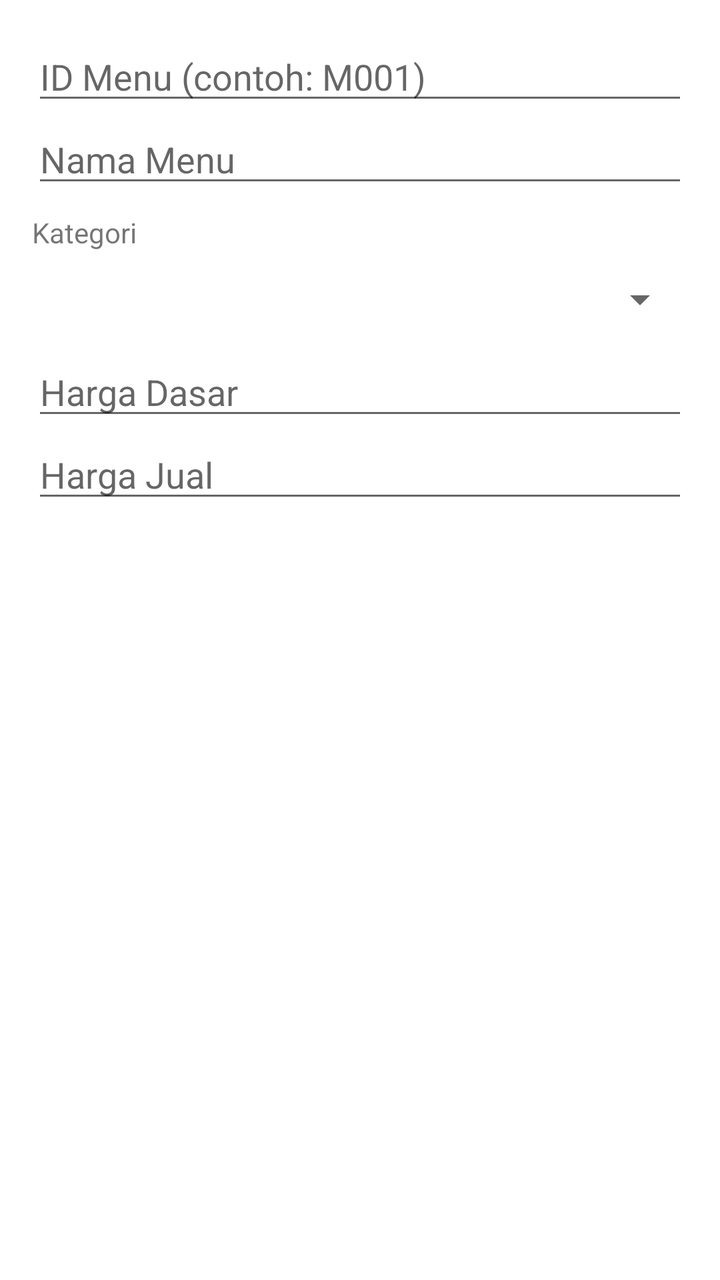
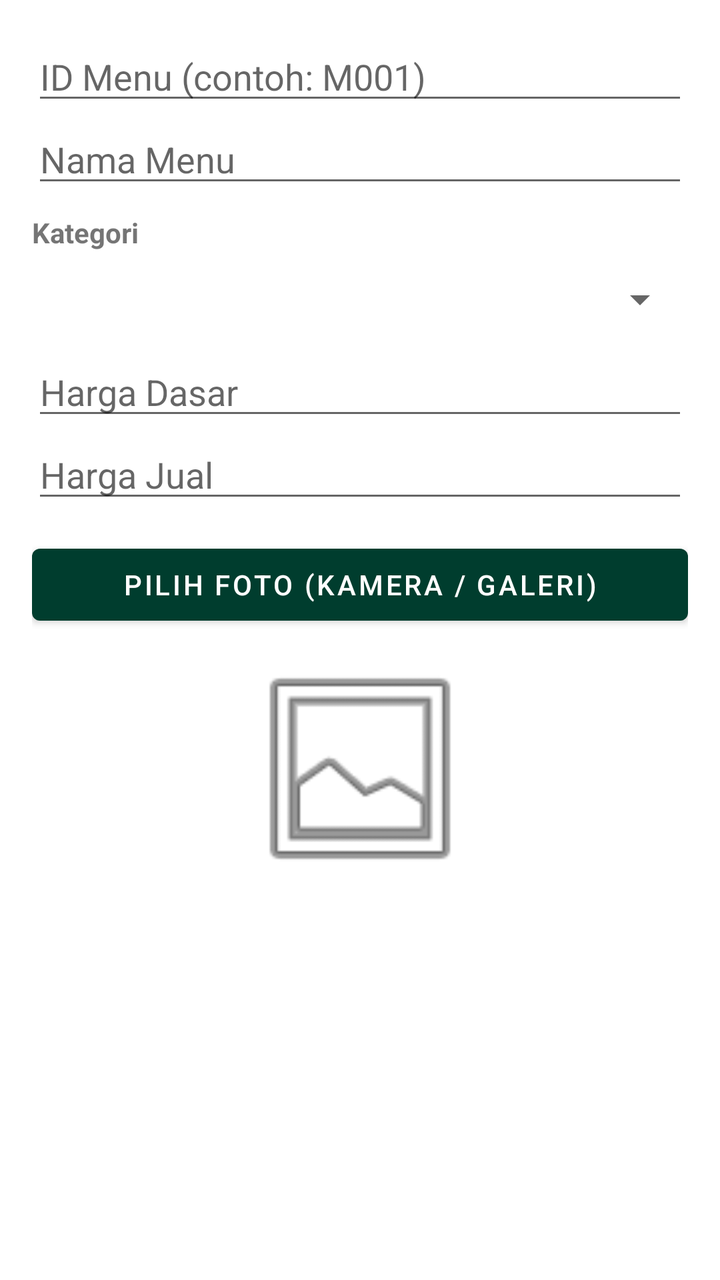

Before-and-after screenshots of an Android layout around one commit, followed by the original layout XML and the change that was made.
<!-- AndroidManifest.xml: application theme Theme.Kayuhan -->
<!-- res/layout/dialog_menu.xml -->
<?xml version="1.0" encoding="utf-8"?>
<ScrollView xmlns:android="http://schemas.android.com/apk/res/android"
    android:layout_width="match_parent"
    android:layout_height="wrap_content">

    <LinearLayout
        android:layout_width="match_parent"
        android:layout_height="wrap_content"
        android:orientation="vertical"
        android:padding="16dp">

        <EditText
            android:id="@+id/etIdMenu"
            android:layout_width="match_parent"
            android:layout_height="wrap_content"
            android:hint="ID Menu (contoh: M001)"
            android:inputType="textCapCharacters" />

        <EditText
            android:id="@+id/etNamaMenu"
            android:layout_width="match_parent"
            android:layout_height="wrap_content"
            android:hint="Nama Menu"
            android:inputType="textCapWords" />

        <TextView
            android:layout_width="match_parent"
            android:layout_height="wrap_content"
            android:text="Kategori"
            android:layout_marginTop="8dp" />

        <Spinner
            android:id="@+id/spKategori"
            android:layout_width="match_parent"
            android:layout_height="wrap_content"
            android:minHeight="48dp" />

        <EditText
            android:id="@+id/etHargaDasar"
            android:layout_width="match_parent"
            android:layout_height="wrap_content"
            android:hint="Harga Dasar"
            android:inputType="number" />

        <EditText
            android:id="@+id/etHargaJual"
            android:layout_width="match_parent"
            android:layout_height="wrap_content"
            android:hint="Harga Jual"
            android:inputType="number" />

    </LinearLayout>
</ScrollView>
<!-- resources referenced by this layout -->
<resources>
  <style name="Theme.Kayuhan" parent="Theme.MaterialComponents.DayNight.DarkActionBar">
          
          <item name="colorPrimary">@color/hijau_utama</item>
          <item name="colorPrimaryVariant">@color/hijau_cerah</item>
          <item name="colorOnPrimary">@color/white</item>
          
          <item name="colorSecondary">@color/teal_200</item>
          <item name="colorSecondaryVariant">@color/teal_700</item>
          <item name="colorOnSecondary">@color/black</item>
          
          <item name="android:statusBarColor">?attr/colorPrimaryVariant</item>
          
      </style>
  <color name="hijau_utama">#003D2E</color>
  <color name="hijau_cerah">#137356</color>
  <color name="white">#FFFFFFFF</color>
  <color name="teal_200">#FF03DAC5</color>
  <color name="teal_700">#FF018786</color>
  <color name="black">#FF000000</color>
</resources>

<!-- the commit's change to res/layout/dialog_menu.xml (unified diff, before → after) -->
@@ -27,7 +27,8 @@
             android:layout_width="match_parent"
             android:layout_height="wrap_content"
             android:text="Kategori"
-            android:layout_marginTop="8dp" />
+            android:layout_marginTop="8dp"
+            android:textStyle="bold" />
 
         <Spinner
             android:id="@+id/spKategori"
@@ -49,5 +50,21 @@
             android:hint="Harga Jual"
             android:inputType="number" />
 
+        <Button
+            android:id="@+id/btnPilihFoto"
+            android:layout_width="match_parent"
+            android:layout_height="wrap_content"
+            android:text="Pilih Foto (Kamera / Galeri)"
+            android:layout_marginTop="12dp" />
+
+        <ImageView
+            android:id="@+id/ivPreviewMenu"
+            android:layout_width="120dp"
+            android:layout_height="120dp"
+            android:layout_gravity="center"
+            android:scaleType="centerCrop"
+            android:layout_marginTop="8dp"
+            android:src="@android:drawable/ic_menu_gallery" />
+
     </LinearLayout>
 </ScrollView>
